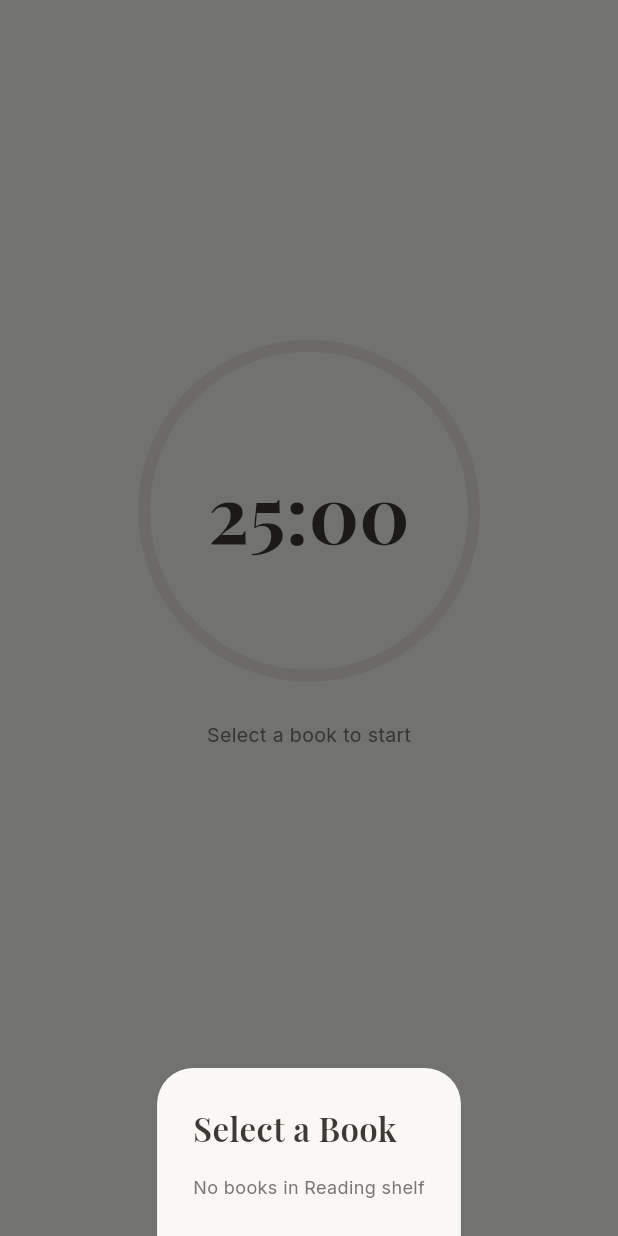
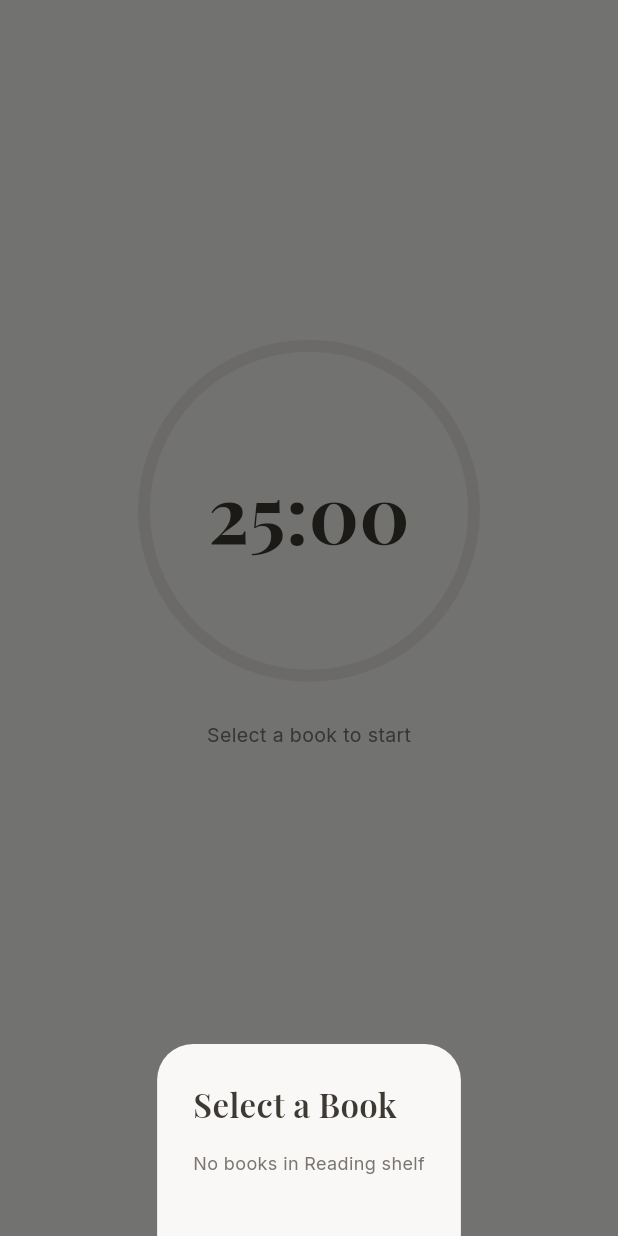
Before and after one commit to Shal1964/ReadingLog, a Flutter app: the TimerScreen screen opened directly, after a tap on the "library books" icon, on a phone screen of 412 x 824 dp. Run offline on Flutter 3.47's test engine with Material 3 defaults, Android fonts, the phone set to English and light mode, and no system bars; our stand-ins replace cached_network_image, google_fonts, image_picker, shared_preferences, shimmer, supabase_flutter; accounts and stored records are empty; network calls fail.

Commit message:
pomodoro overflow fix

```diff
--- a/lib/screens/timer_screen.dart
+++ b/lib/screens/timer_screen.dart
@@ -92,8 +92,8 @@ class _TimerScreenState extends State<TimerScreen> {
       context: context,
       backgroundColor: AppTheme.bgPrimary,
       shape: const RoundedRectangleBorder(borderRadius: BorderRadius.vertical(top: Radius.circular(24))),
-      builder: (_) => Padding(
-        padding: const EdgeInsets.all(24),
+      builder: (sheetCtx) => Padding(
+        padding: const EdgeInsets.fromLTRB(24, 24, 24, 0),
         child: Column(
           mainAxisSize: MainAxisSize.min,
           crossAxisAlignment: CrossAxisAlignment.start,
@@ -101,9 +101,21 @@ class _TimerScreenState extends State<TimerScreen> {
             Text('Select a Book', style: AppTheme.screenTitle),
             const SizedBox(height: 16),
             if (_readingBooks.isEmpty)
-              Text('No books in Reading shelf', style: AppTheme.caption)
+              Padding(
+                padding: const EdgeInsets.only(bottom: 24),
+                child: Text('No books in Reading shelf', style: AppTheme.caption),
+              )
             else
-              ..._readingBooks.map((b) => ListTile(
+              ConstrainedBox(
+                constraints: BoxConstraints(
+                  maxHeight: MediaQuery.of(sheetCtx).size.height * 0.4,
+                ),
+                child: ListView.builder(
+                  shrinkWrap: true,
+                  itemCount: _readingBooks.length,
+                  itemBuilder: (_, i) {
+                    final b = _readingBooks[i];
+                    return ListTile(
                       title: Text(b['title'] ?? '', style: AppTheme.body),
                       subtitle: Text(b['author'] ?? '', style: AppTheme.caption),
                       contentPadding: EdgeInsets.zero,
@@ -112,9 +124,13 @@ class _TimerScreenState extends State<TimerScreen> {
                           _selectedBookId = b['book_id'];
                           _selectedBookTitle = b['title'];
                         });
-                      Navigator.pop(context);
+                        Navigator.pop(sheetCtx);
                       },
-                  )),
+                    );
+                  },
+                ),
+              ),
+            SizedBox(height: MediaQuery.of(sheetCtx).viewInsets.bottom + 16),
           ],
         ),
       ),
```
Also changed, not shown: lib/screens/home_screen.dart (+9 -0 lines). Lines whose indentation alone changed are shown as unchanged.
